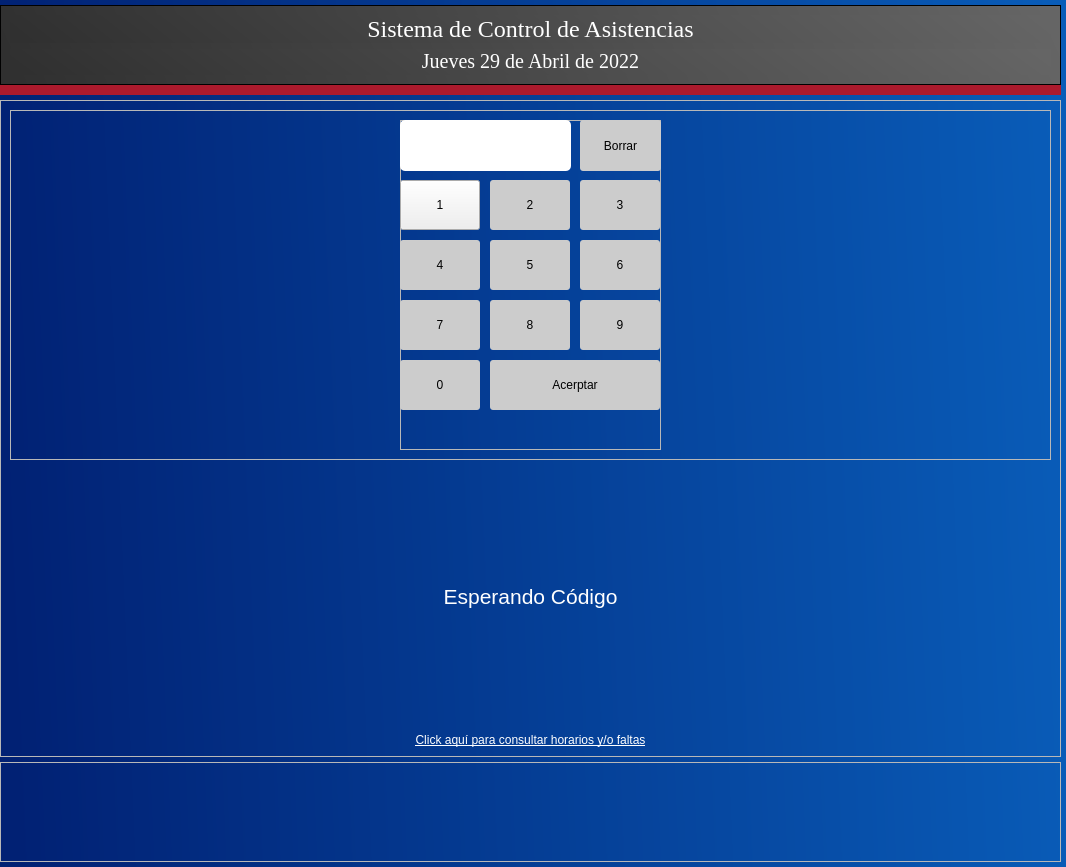
Old version of the form Login.ui in the repository Minato97/Sica2_pruebas.
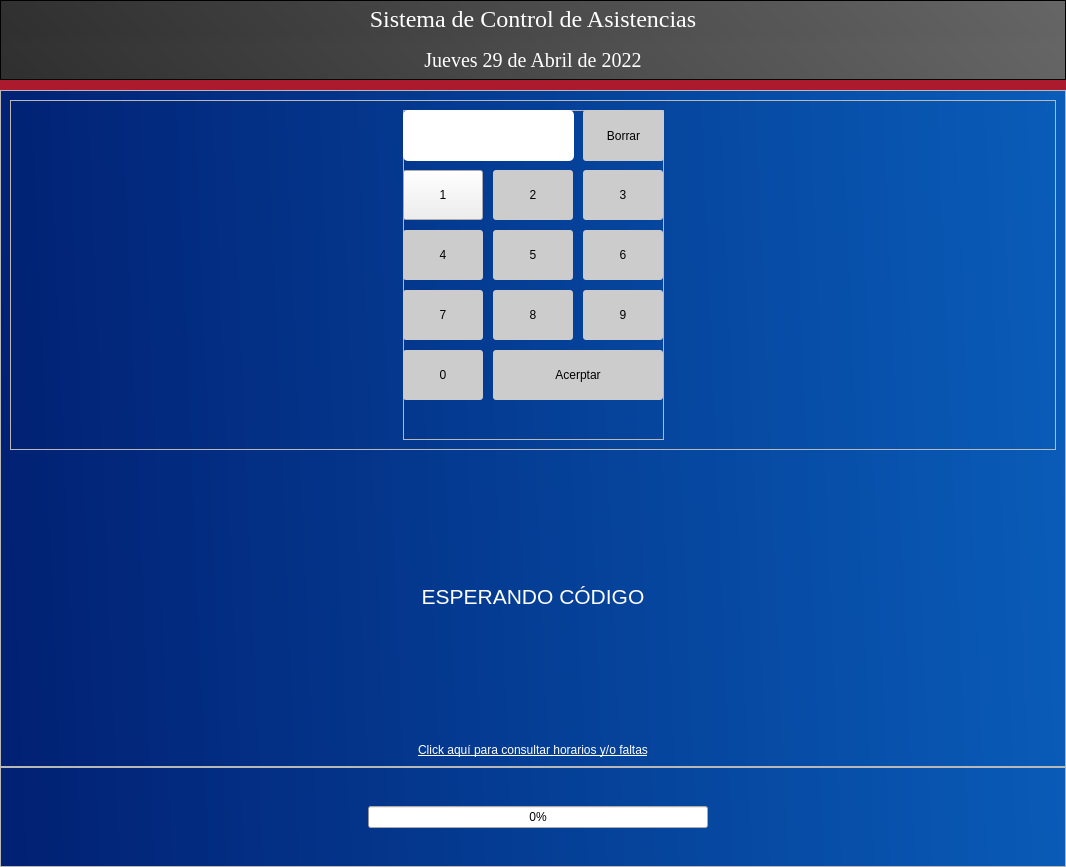
New version of the form. Icons and pictures are not drawn.

Commit message: con barra y todo

What changed in the file:
```diff
--- a/Login.ui
+++ b/Login.ui
@@ -26,19 +26,19 @@
   <widget class="QWidget" name="centralwidget">
    <layout class="QVBoxLayout" name="verticalLayout_2">
     <property name="spacing">
-     <number>5</number>
+     <number>0</number>
     </property>
     <property name="leftMargin">
      <number>0</number>
     </property>
     <property name="topMargin">
-     <number>5</number>
+     <number>0</number>
     </property>
     <property name="rightMargin">
-     <number>5</number>
+     <number>0</number>
     </property>
     <property name="bottomMargin">
-     <number>5</number>
+     <number>0</number>
     </property>
     <item>
      <layout class="QVBoxLayout" name="verticalLayout">
@@ -69,6 +69,18 @@
          <enum>QFrame::Raised</enum>
         </property>
         <layout class="QVBoxLayout" name="verticalLayout_3">
+         <property name="leftMargin">
+          <number>0</number>
+         </property>
+         <property name="topMargin">
+          <number>0</number>
+         </property>
+         <property name="rightMargin">
+          <number>0</number>
+         </property>
+         <property name="bottomMargin">
+          <number>0</number>
+         </property>
          <item>
           <widget class="QLabel" name="label">
            <property name="font">
@@ -197,7 +209,7 @@
             </property>
             <property name="sizeHint" stdset="0">
              <size>
-              <width>376</width>
+              <width>378</width>
               <height>20</height>
              </size>
             </property>
@@ -698,7 +710,7 @@
             </property>
             <property name="sizeHint" stdset="0">
              <size>
-              <width>366</width>
+              <width>369</width>
               <height>20</height>
              </size>
             </property>
@@ -715,7 +727,7 @@
 </string>
          </property>
          <property name="text">
-          <string>&lt;html&gt;&lt;head/&gt;&lt;body&gt;&lt;p align=&quot;center&quot;&gt;&lt;span style=&quot; font-size:16pt;&quot;&gt;Esperando Código&lt;/span&gt;&lt;/p&gt;&lt;/body&gt;&lt;/html&gt;</string>
+          <string>&lt;html&gt;&lt;head/&gt;&lt;body&gt;&lt;p align=&quot;center&quot;&gt;&lt;span style=&quot; font-size:16pt;&quot;&gt;ESPERANDO CÓDIGO&lt;/span&gt;&lt;/p&gt;&lt;/body&gt;&lt;/html&gt;</string>
          </property>
         </widget>
        </item>
@@ -765,30 +777,41 @@
       <property name="frameShadow">
        <enum>QFrame::Raised</enum>
       </property>
-      <widget class="QLabel" name="label_5">
-       <property name="geometry">
-        <rect>
-         <x>450</x>
-         <y>10</y>
-         <width>171</width>
-         <height>100</height>
-        </rect>
-       </property>
-       <property name="minimumSize">
-        <size>
-         <width>0</width>
-         <height>100</height>
-        </size>
-       </property>
-       <property name="styleSheet">
-        <string notr="true">border-image: url(:/cct/footer.png);
-background: none;
-</string>
-       </property>
-       <property name="text">
-        <string/>
-       </property>
-      </widget>
+      <layout class="QHBoxLayout" name="horizontalLayout">
+       <item>
+        <spacer name="horizontalSpacer_3">
+         <property name="orientation">
+          <enum>Qt::Horizontal</enum>
+         </property>
+         <property name="sizeHint" stdset="0">
+          <size>
+           <width>358</width>
+           <height>20</height>
+          </size>
+         </property>
+        </spacer>
+       </item>
+       <item>
+        <widget class="QProgressBar" name="barra_progreso">
+         <property name="value">
+          <number>0</number>
+         </property>
+        </widget>
+       </item>
+       <item>
+        <spacer name="horizontalSpacer_4">
+         <property name="orientation">
+          <enum>Qt::Horizontal</enum>
+         </property>
+         <property name="sizeHint" stdset="0">
+          <size>
+           <width>348</width>
+           <height>20</height>
+          </size>
+         </property>
+        </spacer>
+       </item>
+      </layout>
      </widget>
     </item>
    </layout>
```
The commit also changes 1 other file.
